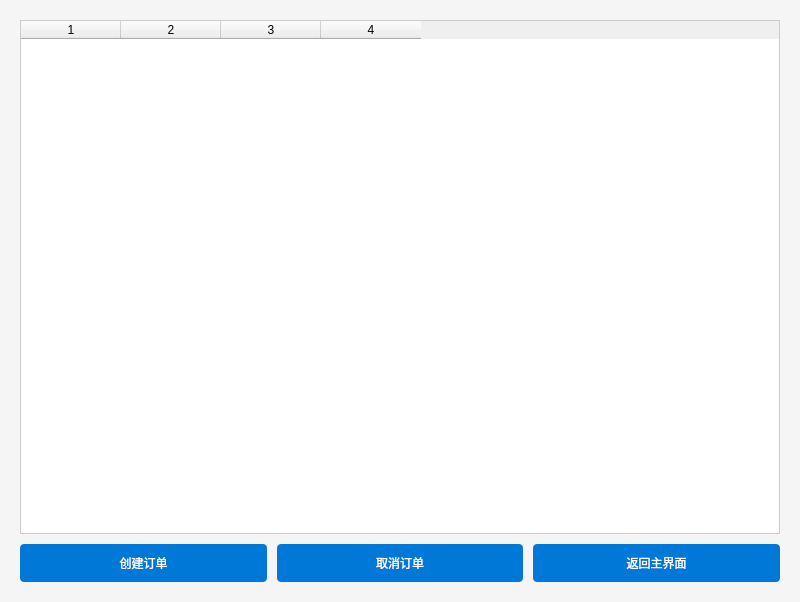
First picture: the form in ui/order_management.ui, repository ABLingss/UESTC-PBLF--, before the edit.
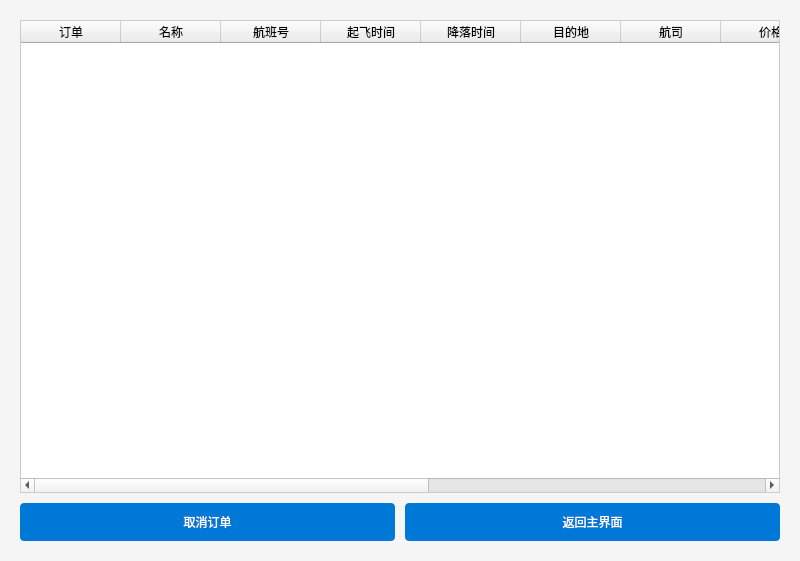
Second picture: the form after the edit.

```diff
--- a/ui/order_management.ui
+++ b/ui/order_management.ui
@@ -7,7 +7,7 @@
     <x>0</x>
     <y>0</y>
     <width>800</width>
-    <height>602</height>
+    <height>561</height>
    </rect>
   </property>
   <property name="styleSheet">
@@ -73,7 +73,7 @@
        <number>0</number>
       </property>
       <property name="columnCount">
-       <number>4</number>
+       <number>13</number>
       </property>
       <property name="horizontalHeaderLabels" stdset="0">
        <stringlist>
@@ -83,6 +83,51 @@
         <string>座位号</string>
        </stringlist>
       </property>
+      <column>
+       <property name="text">
+        <string>订单</string>
+       </property>
+      </column>
+      <column>
+       <property name="text">
+        <string>名称</string>
+       </property>
+      </column>
+      <column>
+       <property name="text">
+        <string>航班号</string>
+       </property>
+      </column>
+      <column>
+       <property name="text">
+        <string>起飞时间</string>
+       </property>
+      </column>
+      <column>
+       <property name="text">
+        <string>降落时间</string>
+       </property>
+      </column>
+      <column>
+       <property name="text">
+        <string>目的地</string>
+       </property>
+      </column>
+      <column>
+       <property name="text">
+        <string>航司</string>
+       </property>
+      </column>
+      <column>
+       <property name="text">
+        <string>价格</string>
+       </property>
+      </column>
+      <column>
+       <property name="text">
+        <string>座位号</string>
+       </property>
+      </column>
       <column/>
       <column/>
       <column/>
@@ -94,13 +139,6 @@
       <property name="spacing">
        <number>10</number>
       </property>
-      <item>
-       <widget class="QPushButton" name="createOrderButton">
-        <property name="text">
-         <string>创建订单</string>
-        </property>
-       </widget>
-      </item>
       <item>
        <widget class="QPushButton" name="cancelOrderButton">
         <property name="text">
```
Left out of the diff: 6 changed lines with no effect on the pictures.
